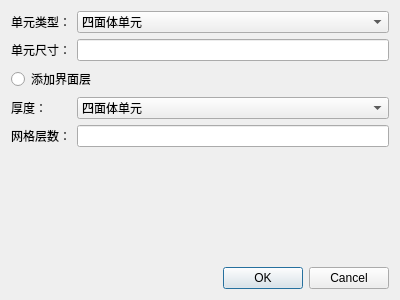
Old version of the form forms/meshpara.ui in the repository lyq105/mscs.
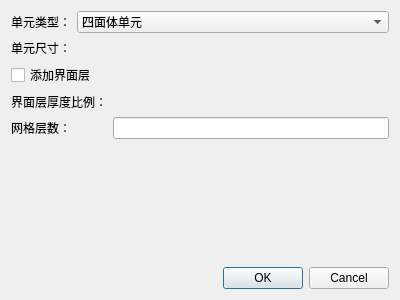
New version of the form.

Commit message: redesign the set pmcell dialog.

What changed in the file:
```diff
--- a/forms/meshpara.ui
+++ b/forms/meshpara.ui
@@ -48,13 +48,10 @@
            </property>
           </widget>
          </item>
-         <item row="1" column="1">
-          <widget class="QLineEdit" name="lineEdit"/>
-         </item>
         </layout>
        </item>
        <item>
-        <widget class="QRadioButton" name="radioButton">
+        <widget class="QCheckBox" name="checkBox">
          <property name="text">
           <string>添加界面层</string>
          </property>
@@ -65,24 +62,10 @@
          <item row="0" column="0">
           <widget class="QLabel" name="label_3">
            <property name="text">
-            <string>&lt;html&gt;&lt;head/&gt;&lt;body&gt;&lt;p align=&quot;right&quot;&gt;厚度：&lt;/p&gt;&lt;/body&gt;&lt;/html&gt;</string>
+            <string>&lt;html&gt;&lt;head/&gt;&lt;body&gt;&lt;p align=&quot;right&quot;&gt;界面层厚度比例：&lt;/p&gt;&lt;/body&gt;&lt;/html&gt;</string>
            </property>
           </widget>
          </item>
-         <item row="0" column="1">
-          <widget class="QComboBox" name="comboBox_2">
-           <item>
-            <property name="text">
-             <string>四面体单元</string>
-            </property>
-           </item>
-           <item>
-            <property name="text">
-             <string>六面体单元</string>
-            </property>
-           </item>
-          </widget>
-         </item>
          <item row="1" column="0">
           <widget class="QLabel" name="label_4">
            <property name="text">
```
Left out of the diff: 9 changed lines with no effect on the pictures. The commit also changes 7 other files.
